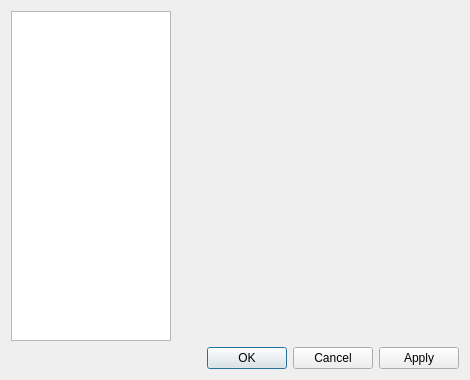
This is src/ui/settings/settingsdialog.ui in nilsding/IrrerrC as Qt 5 draws it before an edit. The edited form follows.
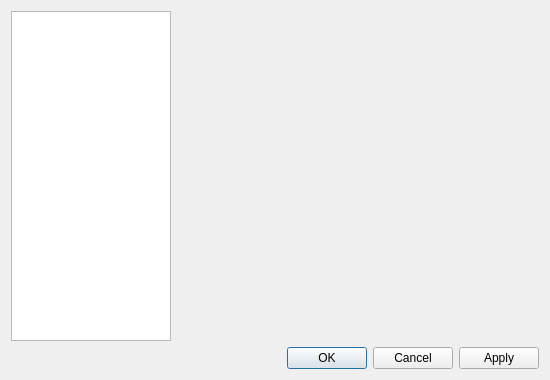
This is the edited form. Icons and pictures are not drawn.

Commit message: changed tab order and many other things

```diff
--- a/src/ui/settings/settingsdialog.ui
+++ b/src/ui/settings/settingsdialog.ui
@@ -6,13 +6,13 @@
    <rect>
     <x>0</x>
     <y>0</y>
-    <width>470</width>
+    <width>550</width>
     <height>380</height>
    </rect>
   </property>
   <property name="minimumSize">
    <size>
-    <width>470</width>
+    <width>550</width>
     <height>380</height>
    </size>
   </property>
@@ -49,7 +49,14 @@
       </widget>
      </item>
      <item>
-      <widget class="QWidget" name="qwCurrentWidget" native="true"/>
+      <widget class="QWidget" name="qwCurrentWidget" native="true">
+       <property name="minimumSize">
+        <size>
+         <width>350</width>
+         <height>300</height>
+        </size>
+       </property>
+      </widget>
      </item>
     </layout>
    </item>
```
Left out of the diff: 8 changed lines with no effect on the pictures. The commit also changes 2 other files.
